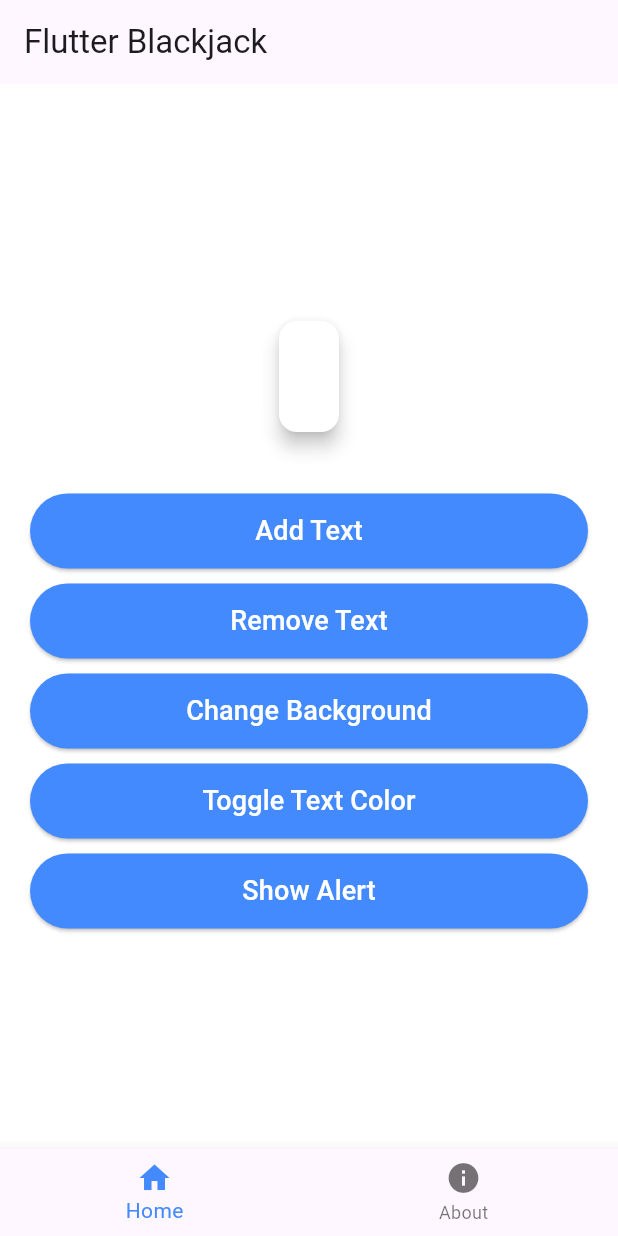
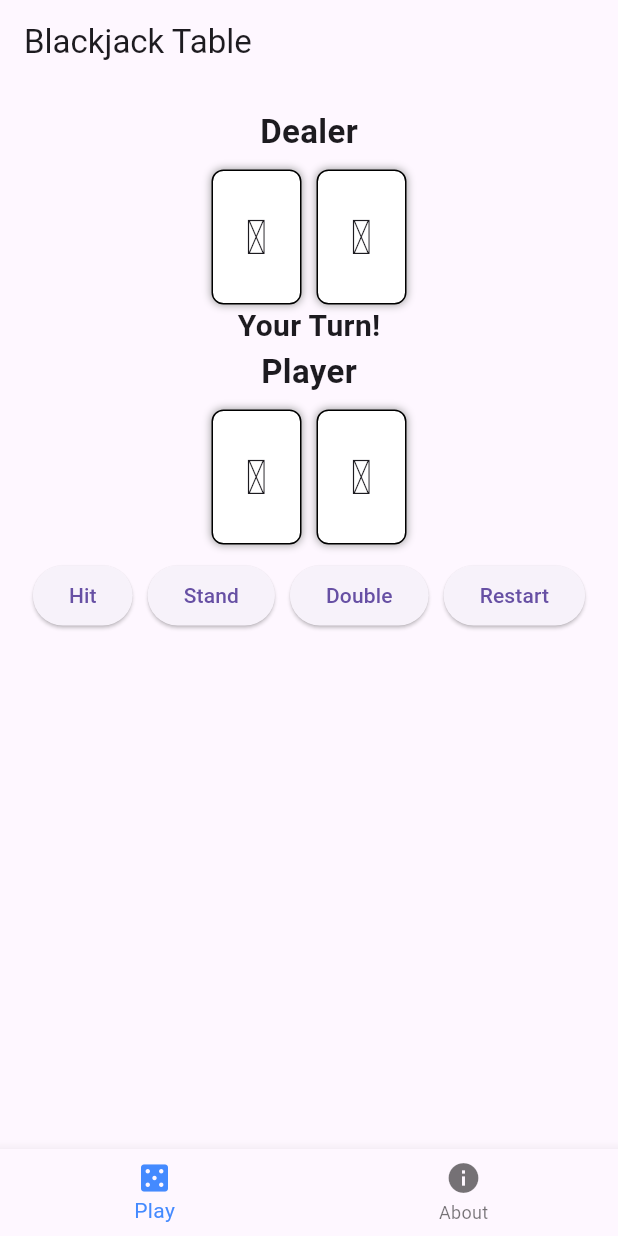
Before and after one commit to RamBamB00/cross, a Flutter app: the screen it shows after launch, on a phone screen of 412 x 824 dp. Run offline on Flutter 3.47's test engine with Material 3 defaults, Android fonts, the light colour scheme and no system bars.

Commit message:
third commit

```diff
--- a/lib/main.dart
+++ b/lib/main.dart
@@ -28,7 +28,7 @@ class _MainScreenState extends State<MainScreen> {
   int _selectedIndex = 0;
 
   static final List<Widget> _pages = [
-    const HomeScreen(),
+    const BlackjackScreen(),
     const AboutPage(),
   ];
 
@@ -44,7 +44,7 @@ class _MainScreenState extends State<MainScreen> {
       body: _pages[_selectedIndex],
       bottomNavigationBar: BottomNavigationBar(
         items: const [
-          BottomNavigationBarItem(icon: Icon(Icons.home), label: 'Home'),
+          BottomNavigationBarItem(icon: Icon(Icons.casino), label: 'Play'),
           BottomNavigationBarItem(icon: Icon(Icons.info), label: 'About'),
         ],
         currentIndex: _selectedIndex,
@@ -55,113 +55,154 @@ class _MainScreenState extends State<MainScreen> {
   }
 }
 
-class HomeScreen extends StatefulWidget {
-  const HomeScreen({super.key});
-
-  @override
-  State<HomeScreen> createState() => _HomeScreenState();
-}
-
-class _HomeScreenState extends State<HomeScreen> {
-  String _displayText = '';
-  Color _backgroundColor = Colors.white;
-  Color _textColor = Colors.black;
-
-  void _addText() {
-    setState(() {
-      _displayText = 'Hello, Flutter!';
-    });
-  }
-
-  void _removeText() {
-    setState(() {
-      _displayText = '';
-    });
-  }
-
-  void _changeBackgroundColor() {
-    setState(() {
-      _backgroundColor = _backgroundColor == Colors.white
-          ? Colors.lightBlueAccent
-          : Colors.white;
-    });
-  }
-
-  void _toggleTextColor() {
-    setState(() {
-      _textColor = _textColor == Colors.black ? Colors.red : Colors.black;
-    });
-  }
-
-  void _showAlertDialog() {
-    showDialog(
-      context: context,
-      builder: (BuildContext context) {
-        return AlertDialog(
-          title: const Text('Alert'),
-          content: const Text('This is a sample alert message.'),
-          actions: [
-            TextButton(
-              onPressed: () => Navigator.of(context).pop(),
-              child: const Text('OK'),
-            ),
-          ],
-        );
-      },
-    );
-  }
+class BlackjackScreen extends StatelessWidget {
+  const BlackjackScreen({super.key});
 
   @override
   Widget build(BuildContext context) {
     return Scaffold(
-      appBar: AppBar(title: const Text('Flutter Blackjack')),
-      backgroundColor: _backgroundColor,
-      body: Center(
+      appBar: AppBar(title: const Text('Blackjack Table')),
+      body: OrientationBuilder(
+        builder: (context, orientation) {
+          final isPortrait = orientation == Orientation.portrait;
+          final layout = _buildGameLayout();
+
+          return SingleChildScrollView(
+            child: Padding(
+              padding: const EdgeInsets.all(16),
+              child: isPortrait
+                  ? Column(
+                      crossAxisAlignment: CrossAxisAlignment.stretch,
+                      children: layout,
+                    )
+                  : Column(
+                      children: [
+                        Row(
+                          crossAxisAlignment: CrossAxisAlignment.start,
+                          children: [
+                            Expanded(
                               child: Column(
-          mainAxisAlignment: MainAxisAlignment.center,
+                                crossAxisAlignment: CrossAxisAlignment.stretch,
                                 children: [
-            Card(
-              elevation: 5,
-              color: Colors.white,
-              margin: const EdgeInsets.all(16),
-              child: Padding(
-                padding: const EdgeInsets.all(20),
-                child: Text(
-                  _displayText,
-                  style: TextStyle(fontSize: 24, color: _textColor),
+                                  layout[0], // Dealer
+                                  const SizedBox(height: 20),
+                                  layout[1], // Status
+                                ],
                               ),
                             ),
+                            const SizedBox(width: 20),
+                            Expanded(
+                              child: Column(
+                                crossAxisAlignment: CrossAxisAlignment.stretch,
+                                children: [
+                                  layout[2], // Player
+                                ],
                               ),
-            const SizedBox(height: 20),
-
-            _buildButton('Add Text', _addText),
-            _buildButton('Remove Text', _removeText),
-            _buildButton('Change Background', _changeBackgroundColor),
-            _buildButton('Toggle Text Color', _toggleTextColor),
-            _buildButton('Show Alert', _showAlertDialog),
+                            ),
+                          ],
+                        ),
+                        const SizedBox(height: 30),
+                        layout[3], // Controls
                       ],
                     ),
             ),
           );
+        },
+      ),
+    );
   }
 
-  Widget _buildButton(String text, VoidCallback onPressed) {
-    return Padding(
-      padding: const EdgeInsets.symmetric(vertical: 5, horizontal: 20),
-      child: ElevatedButton(
-        style: ElevatedButton.styleFrom(
-          backgroundColor: Colors.blueAccent,
-          foregroundColor: Colors.white,
-          minimumSize: const Size(double.infinity, 50),
+  List<Widget> _buildGameLayout() {
+    final playerCards = Row(
+      mainAxisAlignment: MainAxisAlignment.center,
+      children: const [
+        CardWidget(cardText: '🂡'),
+        SizedBox(width: 10),
+        CardWidget(cardText: '🂱'),
+      ],
+    );
+
+    final dealerCards = Row(
+      mainAxisAlignment: MainAxisAlignment.center,
+      children: const [
+        CardWidget(cardText: '🂠'),
+        SizedBox(width: 10),
+        CardWidget(cardText: '🂡'),
+      ],
+    );
+
+    final controls = Padding(
+      padding: const EdgeInsets.symmetric(vertical: 10),
+      child: Wrap(
+        spacing: 10,
+        alignment: WrapAlignment.center,
+        children: [
+          ElevatedButton(onPressed: () {}, child: const Text('Hit')),
+          ElevatedButton(onPressed: () {}, child: const Text('Stand')),
+          ElevatedButton(onPressed: () {}, child: const Text('Double')),
+          ElevatedButton(onPressed: () {}, child: const Text('Restart')),
+        ],
       ),
-        onPressed: onPressed,
-        child: Text(text, style: const TextStyle(fontSize: 18)),
+    );
+
+    final statusBar = const Center(
+      child: Text(
+        'Your Turn!',
+        style: TextStyle(fontSize: 20, fontWeight: FontWeight.bold),
+      ),
+    );
+
+    return [
+      ExpandedSection(title: 'Dealer', child: dealerCards),
+      statusBar,
+      ExpandedSection(title: 'Player', child: playerCards),
+      controls,
+    ];
+  }
+}
+
+class CardWidget extends StatelessWidget {
+  final String cardText;
+  const CardWidget({super.key, required this.cardText});
+
+  @override
+  Widget build(BuildContext context) {
+    return Container(
+      width: 60,
+      height: 90,
+      decoration: BoxDecoration(
+        color: Colors.white,
+        border: Border.all(color: Colors.black),
+        borderRadius: BorderRadius.circular(8),
+        boxShadow: const [BoxShadow(color: Colors.grey, blurRadius: 4)],
+      ),
+      alignment: Alignment.center,
+      child: Text(
+        cardText,
+        style: const TextStyle(fontSize: 32),
       ),
     );
   }
 }
 
-// About Page
+class ExpandedSection extends StatelessWidget {
+  final String title;
+  final Widget child;
+  const ExpandedSection({super.key, required this.title, required this.child});
+
+  @override
+  Widget build(BuildContext context) {
+    return Column(
+      children: [
+        Text(title,
+            style: const TextStyle(fontSize: 22, fontWeight: FontWeight.bold)),
+        const SizedBox(height: 10),
+        child,
+      ],
+    );
+  }
+}
+
 class AboutPage extends StatelessWidget {
   const AboutPage({super.key});
 
@@ -169,49 +210,50 @@ class AboutPage extends StatelessWidget {
   Widget build(BuildContext context) {
     return Scaffold(
       appBar: AppBar(title: const Text('About the Game')),
-      body: Padding(
+      body: SingleChildScrollView(
         padding: const EdgeInsets.all(20),
         child: Column(
           crossAxisAlignment: CrossAxisAlignment.start,
-          children: [
-            const Text(
+          children: const [
+            Text(
               '🎲 Flutter Blackjack Game 🎲',
-              style: TextStyle(fontSize: 26, fontWeight: FontWeight.bold, color: Colors.blueAccent),
+              style: TextStyle(
+                  fontSize: 26,
+                  fontWeight: FontWeight.bold,
+                  color: Colors.blueAccent),
             ),
-            const SizedBox(height: 10),
-            const Text(
-              'This is a simple Flutter-based Blackjack game where players can enjoy the classic card game experience. '
-              'The game follows standard Blackjack rules without any betting, providing a risk-free and fun way to play.\n\n'
-              'The objective is to get as close to a total of 21 as possible without exceeding it. '
-              'Players can compete against the dealer, and the game offers an interactive and user-friendly interface for all ages.',
+            SizedBox(height: 10),
+            Text(
+              'This is a simple Flutter-based Blackjack game where players can enjoy the classic card game experience.',
               style: TextStyle(fontSize: 18),
             ),
-            const SizedBox(height: 20),
-            const Text(
+            SizedBox(height: 20),
+            Text(
               '👨‍💻 Developers:',
               style: TextStyle(fontSize: 22, fontWeight: FontWeight.bold),
             ),
-            const SizedBox(height: 5),
-            const Text(
-              '• Daniil Naumenko\n'
-              '• Ramazan Abytaiev\n\n'
-              ,
+            SizedBox(height: 5),
+            Text(
+              '• Daniil Naumenko\n• Ramazan Abytaiev\n',
               style: TextStyle(fontSize: 18),
             ),
-            const SizedBox(height: 20),
-            const Text(
+            SizedBox(height: 20),
+            Text(
               '📌 Mentor:',
               style: TextStyle(fontSize: 22, fontWeight: FontWeight.bold),
             ),
-            const Text(
-              'Assistant Professor Abzal Kyzyrkanov',
+            Text(
+              'Professor Abzal Kyzyrkanov',
               style: TextStyle(fontSize: 18),
             ),
-            const SizedBox(height: 30),
+            SizedBox(height: 30),
             Center(
               child: Text(
                 '🎮 Enjoy your game! 🎮',
-                style: TextStyle(fontSize: 20, fontWeight: FontWeight.bold, color: Colors.green),
+                style: TextStyle(
+                    fontSize: 20,
+                    fontWeight: FontWeight.bold,
+                    color: Colors.green),
               ),
             ),
           ],
```
Also changed, not shown: flutter_01.png (added), flutter_02.png (added), flutter_03.png (added). Lines whose indentation alone changed are shown as unchanged.
